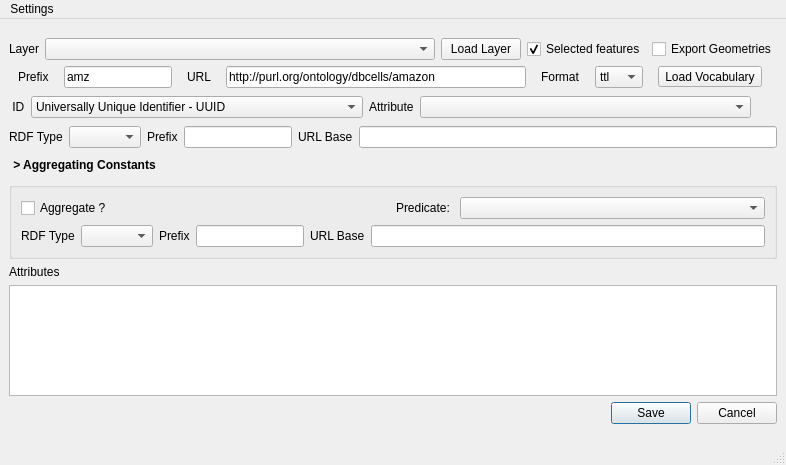
The window that Layer2Triple_main_base.ui (LambdaGeo/qgisparql-layer2triple) describes before a commit, drawn with Qt 5.
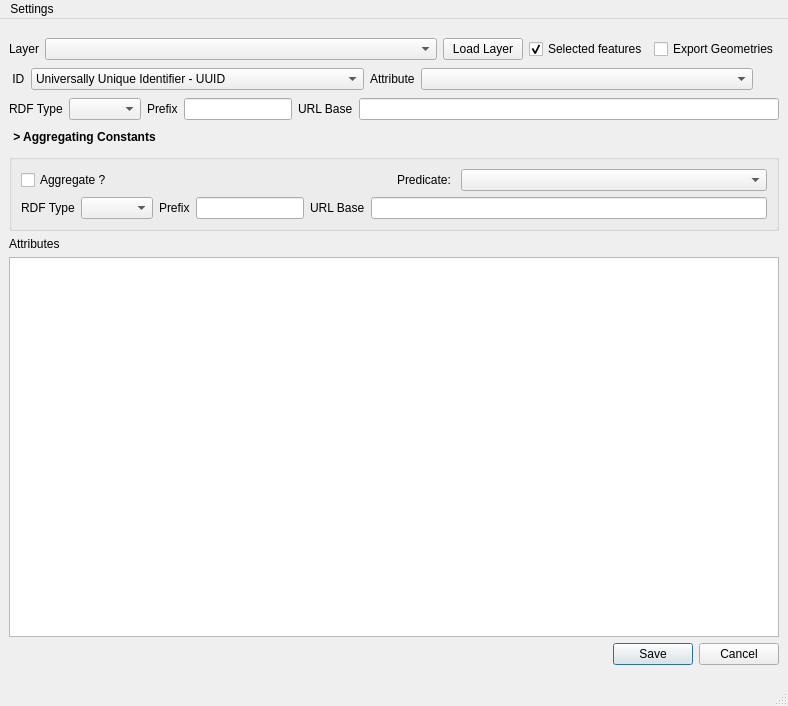
The same window after the commit.

Commit message: incluído dialog

```diff
--- a/Layer2Triple_main_base.ui
+++ b/Layer2Triple_main_base.ui
@@ -6,8 +6,8 @@
    <rect>
     <x>0</x>
     <y>0</y>
-    <width>786</width>
-    <height>465</height>
+    <width>788</width>
+    <height>706</height>
    </rect>
   </property>
   <property name="windowTitle">
@@ -79,108 +79,6 @@
           </item>
          </layout>
         </item>
-        <item>
-         <layout class="QHBoxLayout" name="horizontalLayout">
-          <item>
-           <widget class="QLabel" name="label">
-            <property name="sizePolicy">
-             <sizepolicy hsizetype="Fixed" vsizetype="Fixed">
-              <horstretch>0</horstretch>
-              <verstretch>0</verstretch>
-             </sizepolicy>
-            </property>
-            <property name="text">
-             <string>Prefix</string>
-            </property>
-           </widget>
-          </item>
-          <item>
-           <widget class="QLineEdit" name="linePrefix">
-            <property name="sizePolicy">
-             <sizepolicy hsizetype="Fixed" vsizetype="Fixed">
-              <horstretch>0</horstretch>
-              <verstretch>0</verstretch>
-             </sizepolicy>
-            </property>
-            <property name="text">
-             <string>amz</string>
-            </property>
-           </widget>
-          </item>
-          <item>
-           <widget class="QLabel" name="labelRDF">
-            <property name="sizePolicy">
-             <sizepolicy hsizetype="Fixed" vsizetype="Fixed">
-              <horstretch>0</horstretch>
-              <verstretch>0</verstretch>
-             </sizepolicy>
-            </property>
-            <property name="text">
-             <string>URL</string>
-            </property>
-           </widget>
-          </item>
-          <item>
-           <widget class="QLineEdit" name="lineURL">
-            <property name="sizePolicy">
-             <sizepolicy hsizetype="Preferred" vsizetype="Fixed">
-              <horstretch>0</horstretch>
-              <verstretch>0</verstretch>
-             </sizepolicy>
-            </property>
-            <property name="maximumSize">
-             <size>
-              <width>300</width>
-              <height>16777215</height>
-             </size>
-            </property>
-            <property name="text">
-             <string>http://purl.org/ontology/dbcells/amazon</string>
-            </property>
-           </widget>
-          </item>
-          <item>
-           <widget class="QLabel" name="label_2">
-            <property name="sizePolicy">
-             <sizepolicy hsizetype="Fixed" vsizetype="Preferred">
-              <horstretch>0</horstretch>
-              <verstretch>0</verstretch>
-             </sizepolicy>
-            </property>
-            <property name="text">
-             <string>Format</string>
-            </property>
-           </widget>
-          </item>
-          <item>
-           <widget class="QComboBox" name="comboFormat">
-            <property name="sizePolicy">
-             <sizepolicy hsizetype="Fixed" vsizetype="Fixed">
-              <horstretch>0</horstretch>
-              <verstretch>0</verstretch>
-             </sizepolicy>
-            </property>
-            <item>
-             <property name="text">
-              <string>ttl</string>
-             </property>
-            </item>
-            <item>
-             <property name="text">
-              <string>xml</string>
-             </property>
-            </item>
-           </widget>
-          </item>
-          <item>
-           <widget class="QToolButton" name="buttonLoad">
-            <property name="text">
-             <string>Load Vocabulary</string>
-            </property>
-           </widget>
-          </item>
-         </layout>
-        </item>
         <item>
          <layout class="QHBoxLayout" name="horizontalLayout_2">
           <item>
@@ -494,7 +392,7 @@
         <item>
          <widget class="QTableWidget" name="tableAttributes">
           <property name="sizePolicy">
-           <sizepolicy hsizetype="Preferred" vsizetype="Preferred">
+           <sizepolicy hsizetype="Expanding" vsizetype="Expanding">
             <horstretch>0</horstretch>
             <verstretch>0</verstretch>
            </sizepolicy>
@@ -536,7 +434,7 @@
     <rect>
      <x>0</x>
      <y>0</y>
-     <width>786</width>
+     <width>788</width>
      <height>22</height>
     </rect>
    </property>
```
Left out of the diff: 6 changed lines with no effect on the pictures. The commit also changes 5 other files.
